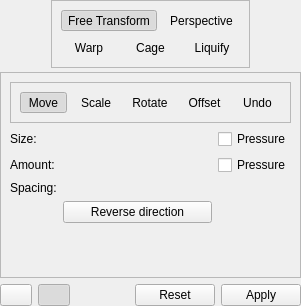
The window that krita/plugins/tools/tool_transform2/wdg_tool_transform.ui (KDE/krita) describes before a commit, drawn with Qt 5.
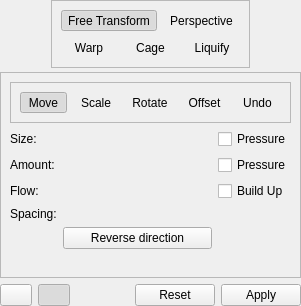
The same window after the commit. Custom widgets are drawn as their Qt base class.

Commit message:
[FEATURE] Implemented Wash mode for the liquify transform tool
There is a fundamental difference between Wash mode and BuildUp mode of
the liquify brush. When you paint on the same place with in BuildUp
(default) mode it adds deformations infinitely, until you hardly see the
original piece. When you use Wash mode, all deformations are limited
by the Amount value, that is they will not exceed this level. You can also
control how fast the deformations will rush to the maximum level by
adjusting 'Flow' parameter, which is available only in this mode.

CCMAIL:kimageshop@kde.org

What changed in the file:
```diff
--- a/krita/plugins/tools/tool_transform2/wdg_tool_transform.ui
+++ b/krita/plugins/tools/tool_transform2/wdg_tool_transform.ui
@@ -1373,17 +1373,17 @@
            </property>
           </widget>
          </item>
-         <item row="2" column="0">
+         <item row="3" column="0">
           <widget class="QLabel" name="lblSpacing">
            <property name="text">
             <string>Spacing:</string>
            </property>
           </widget>
          </item>
-         <item row="2" column="1">
-          <widget class="KisDoubleSliderSpinBox" name="liquifySpacingSlider" native="true"/>
-         </item>
          <item row="3" column="1">
+          <widget class="KisDoubleSliderSpinBox" name="liquifySpacingSlider" native="true"/>
+         </item>
+         <item row="4" column="1">
           <widget class="QPushButton" name="liquifyReverseDirectionChk">
            <property name="sizePolicy">
             <sizepolicy hsizetype="Expanding" vsizetype="Fixed">
@@ -1399,6 +1399,23 @@
            </property>
           </widget>
          </item>
+         <item row="2" column="0">
+          <widget class="QLabel" name="lblFlow">
+           <property name="text">
+            <string>Flow:</string>
+           </property>
+          </widget>
+         </item>
+         <item row="2" column="1">
+          <widget class="KisDoubleSliderSpinBox" name="liquifyFlowSlider" native="true"/>
+         </item>
+         <item row="2" column="2">
+          <widget class="QCheckBox" name="liquifyBuildUpBox">
+           <property name="text">
+            <string>Build Up</string>
+           </property>
+          </widget>
+         </item>
         </layout>
        </item>
        <item>
```
Left out of the diff: 4 changed lines with no effect on the pictures. The commit also changes 8 other files.
